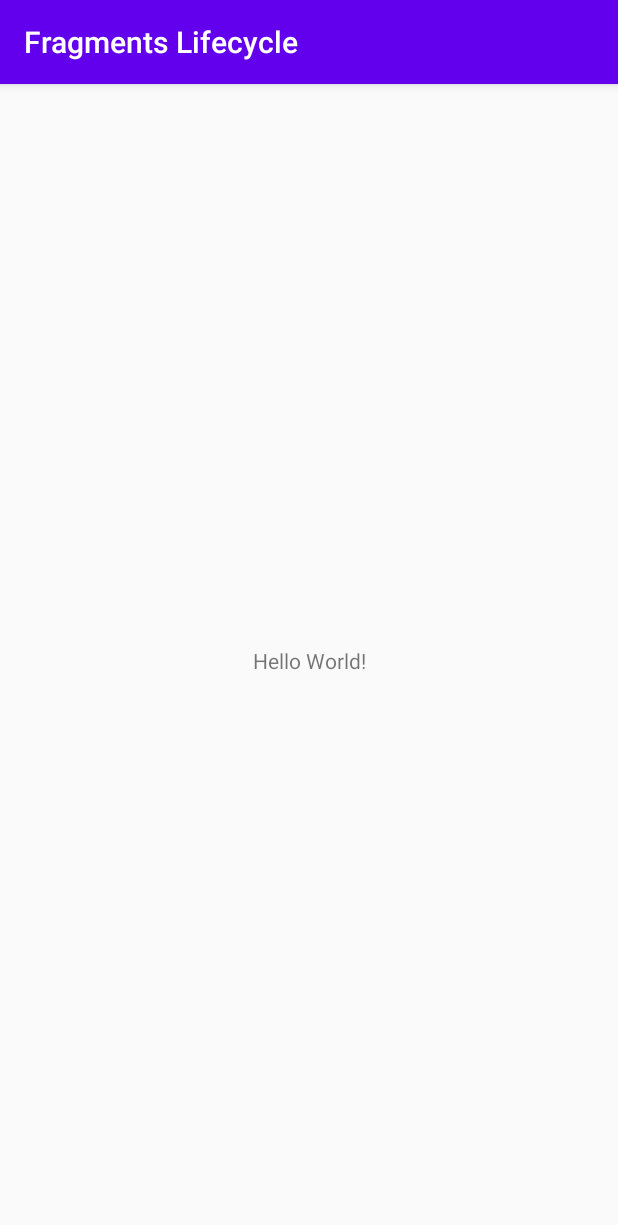
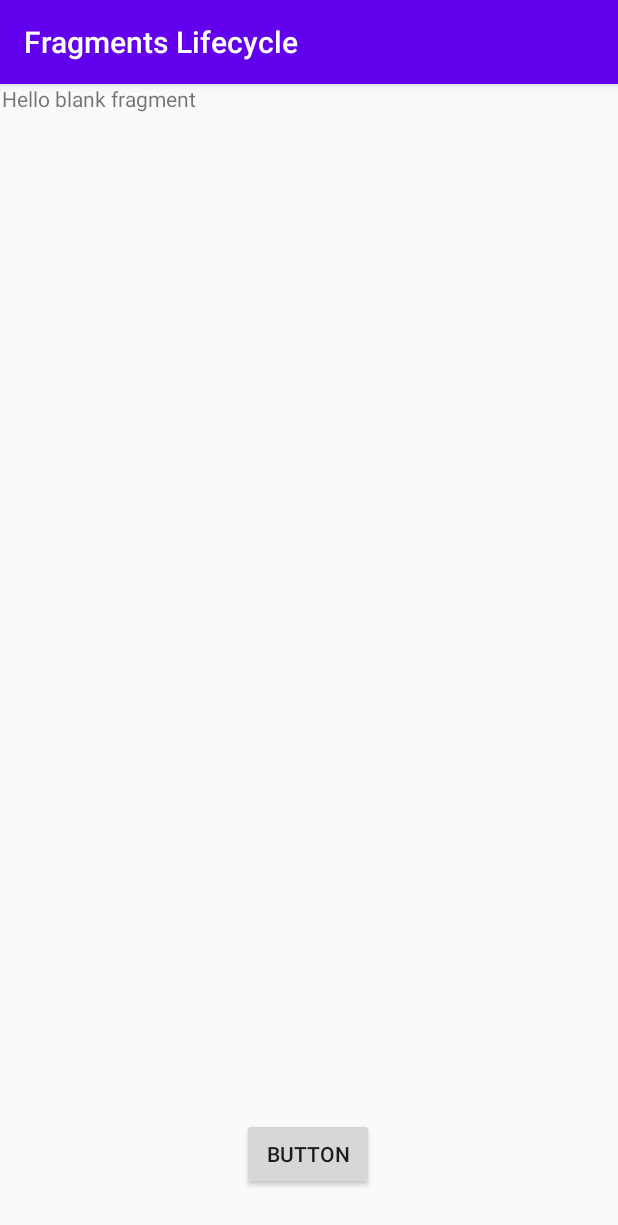
Before and after one commit to sharathpavan7/Fragments_Lifecycle, an Android app: the screen it shows after launch (MainActivity), on a phone screen of 412 x 824 dp. Shown: the top 1225 px of the screen. Run offline under Robolectric (Android 15) with nearby library versions, the phone set to English and light mode, and no system bars.

Commit message:
v0.0.1 - loading fragments in activity.

```diff
--- a/app/src/main/java/com/sharath/fragmentslifecycle/MainActivity.java
+++ b/app/src/main/java/com/sharath/fragmentslifecycle/MainActivity.java
@@ -1,14 +1,34 @@
 package com.sharath.fragmentslifecycle;
 
 import androidx.appcompat.app.AppCompatActivity;
+import androidx.fragment.app.FragmentTransaction;
 
 import android.os.Bundle;
+import android.view.View;
+import android.widget.FrameLayout;
 
 public class MainActivity extends AppCompatActivity {
+
+    FrameLayout frameLayout;
+    FragmentTransaction transaction;
 
     @Override
     protected void onCreate(Bundle savedInstanceState) {
         super.onCreate(savedInstanceState);
         setContentView(R.layout.activity_main);
+
+        frameLayout = findViewById(R.id.frag_container);
+        loadFragment();
+    }
+
+    private void loadFragment() {
+        FragmentA fa = new FragmentA();
+        getSupportFragmentManager().beginTransaction().replace(R.id.frag_container, fa).addToBackStack(null).commit();
+
+    }
+
+    public void onClick(View view) {
+        FragmentB fb = new FragmentB();
+        getSupportFragmentManager().beginTransaction().replace(R.id.frag_container, fb).addToBackStack(null).commit();
     }
 }
--- a/app/src/main/res/layout/activity_main.xml
+++ b/app/src/main/res/layout/activity_main.xml
@@ -6,13 +6,29 @@
     android:layout_height="match_parent"
     tools:context=".MainActivity">
 
-    <TextView
+
+    <Button
+        android:id="@+id/button"
         android:layout_width="wrap_content"
         android:layout_height="wrap_content"
-        android:text="Hello World!"
+        android:onClick="onClick"
+        android:text="Button"
         app:layout_constraintBottom_toBottomOf="parent"
-        app:layout_constraintLeft_toLeftOf="parent"
-        app:layout_constraintRight_toRightOf="parent"
-        app:layout_constraintTop_toTopOf="parent" />
+        app:layout_constraintEnd_toEndOf="parent"
+        app:layout_constraintHorizontal_bias="0.498"
+        app:layout_constraintStart_toStartOf="parent"
+        app:layout_constraintTop_toTopOf="parent"
+        app:layout_constraintVertical_bias="0.957" />
 
+    <FrameLayout
+        android:id="@+id/frag_container"
+        android:layout_width="409dp"
+        android:layout_height="626dp"
+        app:layout_constraintBottom_toBottomOf="parent"
+        app:layout_constraintEnd_toEndOf="parent"
+        app:layout_constraintStart_toStartOf="parent"
+        app:layout_constraintTop_toTopOf="parent"
+        app:layout_constraintVertical_bias="0.0">
+
+    </FrameLayout>
 </androidx.constraintlayout.widget.ConstraintLayout>
```
